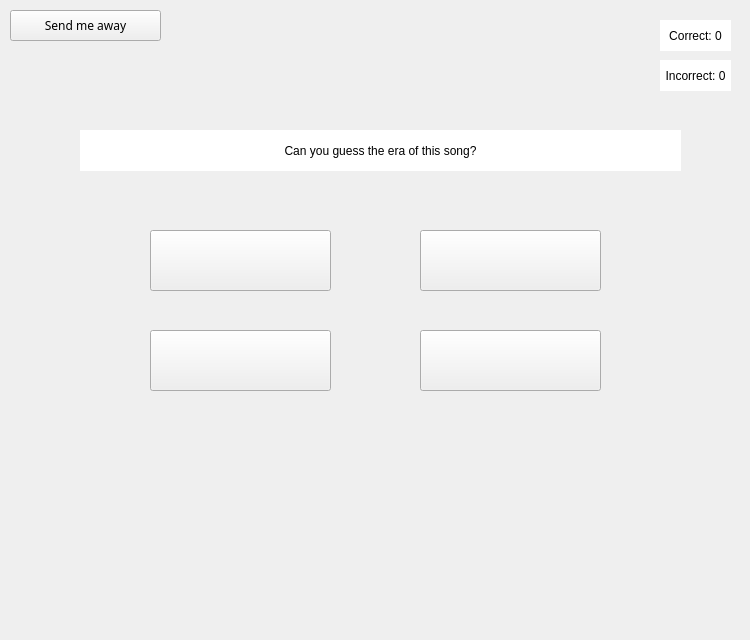
This is Quiz.ui in University-of-Utah-CS3505/a9-edu-app-jakecolacoo as Qt 5 draws it before an edit. The edited form follows.
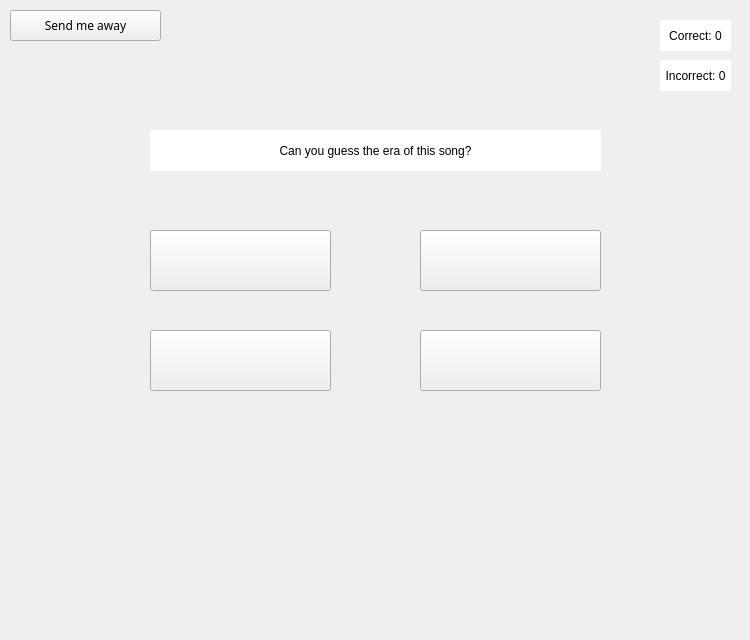
This is the edited form.

Commit message: Added delay to reset text

```diff
--- a/Quiz.ui
+++ b/Quiz.ui
@@ -34,9 +34,9 @@
   <widget class="QLabel" name="question">
    <property name="geometry">
     <rect>
-     <x>80</x>
+     <x>150</x>
      <y>130</y>
-     <width>601</width>
+     <width>451</width>
      <height>41</height>
     </rect>
    </property>
@@ -75,12 +75,17 @@
   <widget class="QLabel" name="rightOrWrong">
    <property name="geometry">
     <rect>
-     <x>300</x>
+     <x>280</x>
      <y>440</y>
-     <width>161</width>
-     <height>31</height>
+     <width>181</width>
+     <height>41</height>
     </rect>
    </property>
+   <property name="font">
+    <font>
+     <pointsize>25</pointsize>
+    </font>
+   </property>
    <property name="layoutDirection">
     <enum>Qt::LeftToRight</enum>
    </property>
```
The commit also changes 1 other file.
